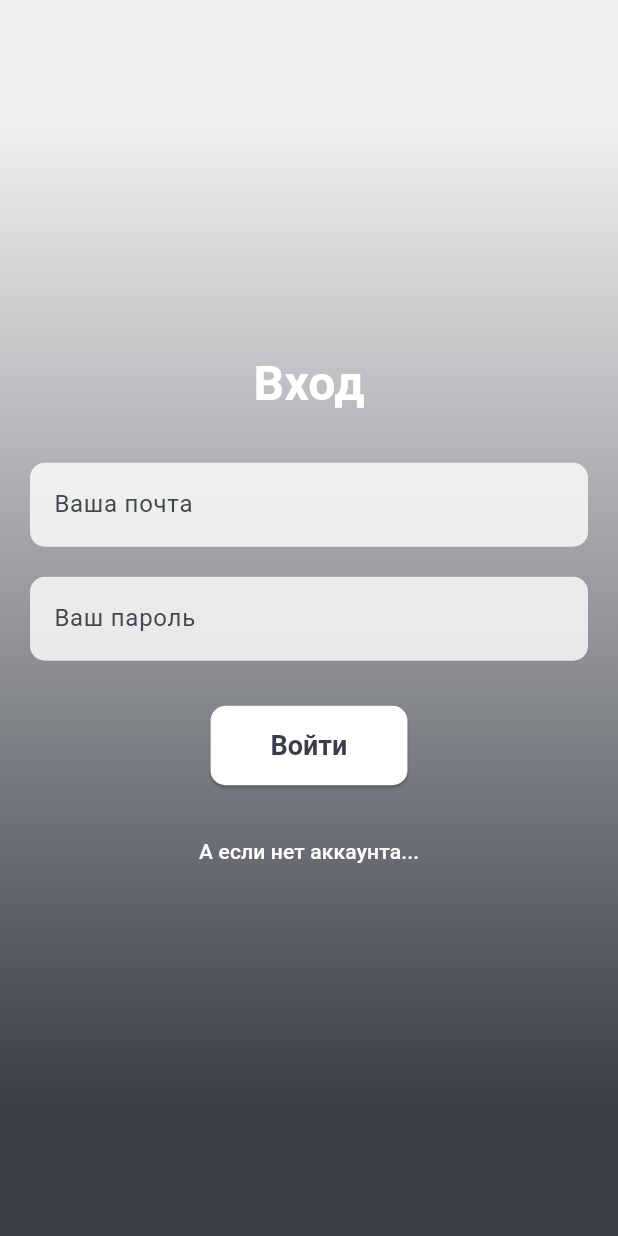
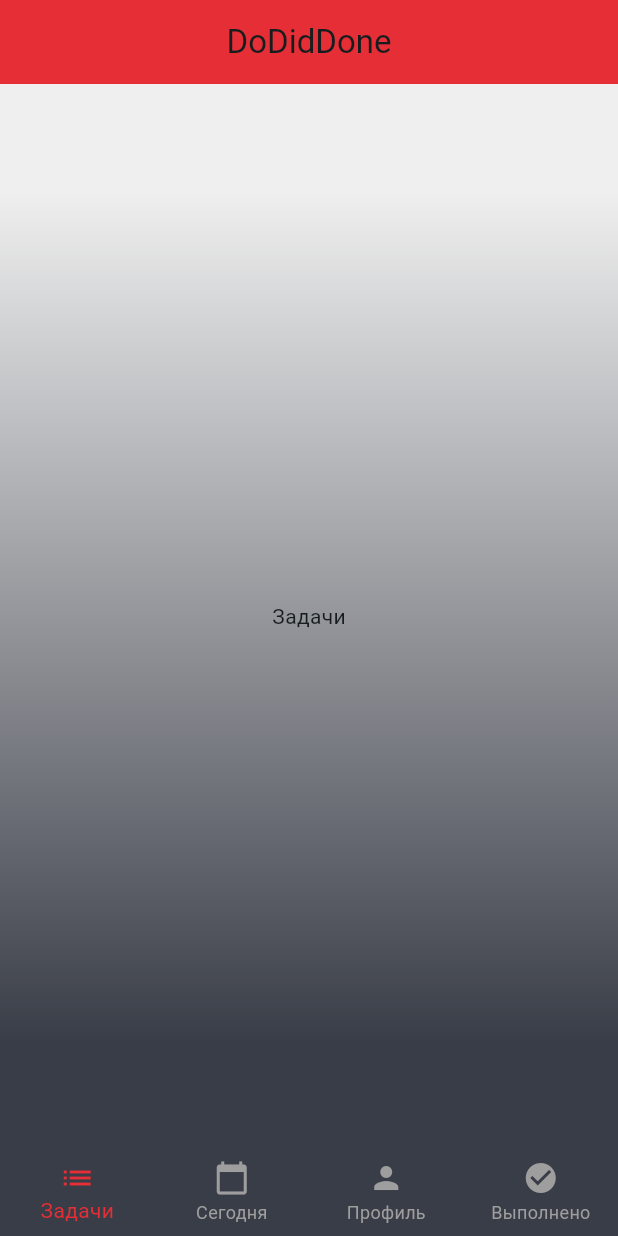
Before and after one commit to Val-Falcon/zc_dodiddone, a Flutter app: the screen it shows after launch, after a tap on "Войти", on a phone screen of 412 x 824 dp. Run offline on Flutter 3.47's test engine with Material 3 defaults, Android fonts, the phone set to English and light mode, and no system bars.

Commit message:
main page

```diff
--- /dev/null
+++ b/lib/Pages/Main_page.dart
@@ -0,0 +1,118 @@
+import 'package:flutter/material.dart';
+import 'package:zc_dodiddone/Theme/theme.dart'; // Импортируем тему
+
+class MainPage extends StatefulWidget {
+  const MainPage({Key? key}) : super(key: key);
+
+  @override
+  State<MainPage> createState() => _MainPageState();
+}
+
+class _MainPageState extends State<MainPage> {
+  int _selectedIndex = 0;
+
+  final List<Widget> _screens = [
+    const TasksScreen(), // Задачи
+    const TodayScreen(), // Сегодня
+    const ProfileScreen(), // Профиль
+    const CompletedScreen(), // Выполнено
+  ];
+
+  @override
+  Widget build(BuildContext context) {
+    return Scaffold(
+      appBar: AppBar(
+        backgroundColor: Colors.transparent, // Прозрачный AppBar
+        elevation: 0, // Убираем тень
+        title: const Text('DoDidDone'),
+        centerTitle: true,
+      ),
+      body: Container(
+        // Добавляем Container для градиента
+        decoration: BoxDecoration(
+          gradient: LinearGradient(
+            begin: Alignment.topCenter,
+            end: Alignment.bottomCenter,
+            colors: [
+              DoDidDoneTheme.lightTheme.colorScheme.secondary,
+              DoDidDoneTheme.lightTheme.colorScheme.primary,
+            ],
+            stops: const [0.1, 0.9], // 90% primary, 10% secondary
+          ),
+        ),
+        child: _screens[_selectedIndex], // Оборачиваем body в Container
+      ),
+      bottomNavigationBar: BottomNavigationBar(
+        // Тема для BottomNavigationBar
+        type: BottomNavigationBarType.fixed, // Фиксированный стиль
+        backgroundColor:
+            DoDidDoneTheme.lightTheme.colorScheme.primary, // Цвет фона из темы
+        selectedItemColor: DoDidDoneTheme.lightTheme.colorScheme
+            .surface, // Основной цвет для выбранных иконок
+        unselectedItemColor: Colors.grey, // Серый цвет для невыбранных иконок
+        elevation: 0, // Убираем тень
+        currentIndex: _selectedIndex,
+        onTap: (index) {
+          setState(() {
+            _selectedIndex = index;
+          });
+        },
+        items: const [
+          BottomNavigationBarItem(
+            icon: Icon(Icons.list),
+            label: 'Задачи',
+          ),
+          BottomNavigationBarItem(
+            icon: Icon(Icons.calendar_today),
+            label: 'Сегодня',
+          ),
+          BottomNavigationBarItem(
+            icon: Icon(Icons.person),
+            label: 'Профиль',
+          ),
+          BottomNavigationBarItem(
+            icon: Icon(Icons.check_circle),
+            label: 'Выполнено',
+          ),
+        ],
+      ),
+    );
+  }
+}
+
+// Заглушки для экранов
+class TasksScreen extends StatelessWidget {
+  const TasksScreen({Key? key}) : super(key: key);
+
+  @override
+  Widget build(BuildContext context) {
+    return const Center(child: Text('Задачи'));
+  }
+}
+
+class TodayScreen extends StatelessWidget {
+  const TodayScreen({Key? key}) : super(key: key);
+
+  @override
+  Widget build(BuildContext context) {
+    return const Center(child: Text('Сегодня'));
+  }
+}
+
+class ProfileScreen extends StatelessWidget {
+  const ProfileScreen({Key? key}) : super(key: key);
+
+  @override
+  Widget build(BuildContext context) {
+    return const Center(child: Text('Профиль'));
+  }
+}
+
+class CompletedScreen extends StatelessWidget {
+  const CompletedScreen({Key? key}) : super(key: key);
+
+  @override
+  Widget build(BuildContext context) {
+    return const Center(child: Text('Выполнено'));
+  }
+}
--- a/lib/Pages/login_page.dart
+++ b/lib/Pages/login_page.dart
@@ -1,5 +1,6 @@
 import 'package:flutter/material.dart';
 import 'package:zc_dodiddone/Theme/theme.dart';
+import 'package:zc_dodiddone/Pages/Main_page.dart'; // Импортируем MainPage
 
 class LoginPage extends StatefulWidget {
   const LoginPage({Key? key}) : super(key: key);
@@ -90,7 +91,19 @@ class _LoginPageState extends State<LoginPage> {
               const SizedBox(height: 30),
               ElevatedButton(
                 onPressed: () {
-                  // Обработка входа/регистрации
+                  // Проверка ввода (упрощенная)
+                  if (isLogin) {
+                    // Проверка логина
+                    Navigator.pushReplacement(
+                      context,
+                      MaterialPageRoute(
+                        builder: (context) =>
+                            const MainPage(), // Переход на MainPage
+                      ),
+                    );
+                  } else {
+                    // Проверка регистрации
+                  }
                 },
                 style: ElevatedButton.styleFrom(
                   backgroundColor: Colors.white,
```
